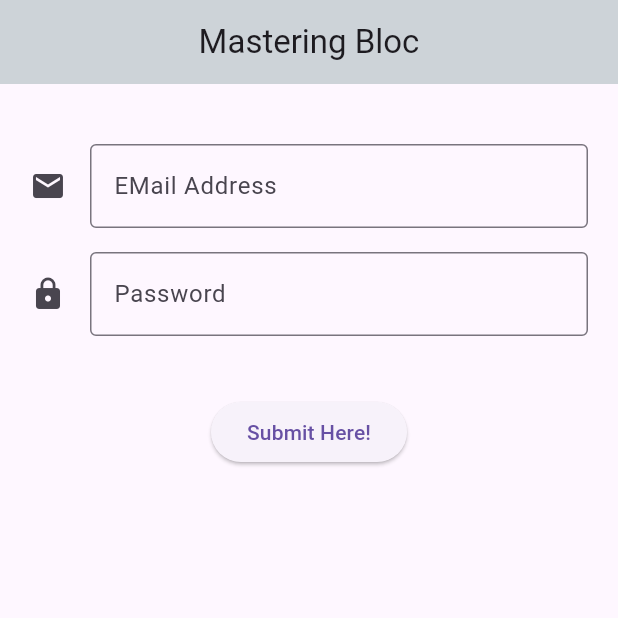
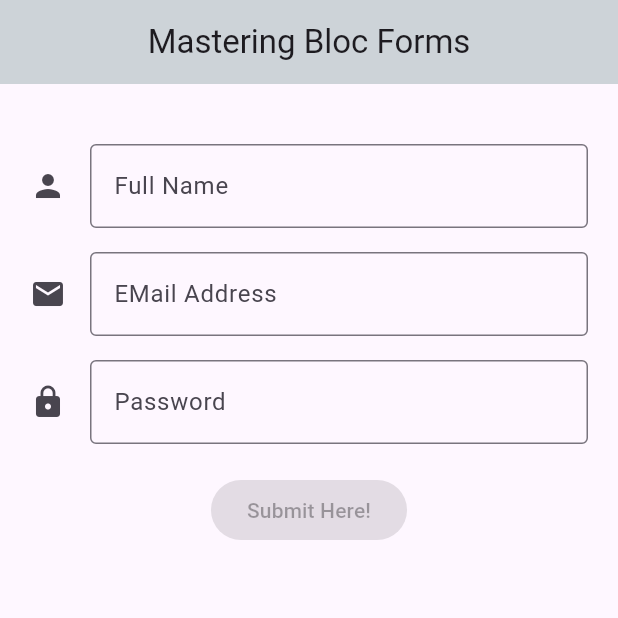
Before and after one commit to Babajide-James/flutter_projects, a Flutter app: the screen it shows after launch, on a phone screen of 412 x 824 dp, the top half of it. Run offline on Flutter 3.47's test engine with Material 3 defaults, Android fonts, the light colour scheme and no system bars; our stand-ins replace rxdart.

Commit message:
form field using bloc

```diff
--- a/lib/src/blocs/bloc.dart
+++ b/lib/src/blocs/bloc.dart
@@ -1,16 +1,36 @@
+// ignore_for_file: avoid_print
+
 import 'dart:async';
+import 'package:rxdart/rxdart.dart';
 import 'transformer.dart';
 
 class Bloc with Validator {
-  final _email = StreamController<String>.broadcast();
-  final _password = StreamController<String>.broadcast();
+  final _fullName = BehaviorSubject<String>();
+  final _email = BehaviorSubject<String>();
+  final _password = BehaviorSubject<String>();
 
   Stream<String> get email => _email.stream.transform(validateEmail);
   Stream<String> get password => _password.stream.transform(validatePassword);
+  Stream<String> get fullName => _fullName.stream.transform(validateFullName);
+  Stream<bool> get validSubmit =>
+      Rx.combineLatest3(_fullName, _email, _password, (x, y, z) => true);
+
+  Function(String) get changeFullName => _fullName.sink.add;
   Function(String) get changeEmail => _email.sink.add;
   Function(String) get changePassword => _password.sink.add;
 
+  submit() {
+    final submitName = _fullName.value;
+    final submitEmail = _email.value;
+    final submitPassword = _password.value;
+
+    print('full name is $submitName');
+    print('email is $submitEmail');
+    print('password is $submitPassword');
+  }
+
   dispose() {
+    _fullName.close();
     _email.close();
     _password.close();
   }
--- a/lib/src/home_page/home_page.dart
+++ b/lib/src/home_page/home_page.dart
@@ -15,15 +15,41 @@ class HomePage extends StatelessWidget {
         child: Column(
           children: <Widget>[
             const Padding(padding: EdgeInsets.all(10)),
+            fullName(),
+            const Padding(padding: EdgeInsets.all(8)),
             email(),
             Container(margin: const EdgeInsets.all(8)),
             password(),
-            Container(margin: const EdgeInsets.all(20)),
+            Container(margin: const EdgeInsets.all(10)),
             button(),
           ],
         ),
       ),
     );
+  }
+
+  Widget fullName() {
+    return StreamBuilder(
+        stream: bloc.fullName,
+        builder: (context, snapshot) {
+          return TextFormField(
+            decoration: InputDecoration(
+              hintText: 'User Name',
+              labelText: 'Full Name',
+              errorText: snapshot.error?.toString(),
+              border: const OutlineInputBorder(),
+              icon: const Icon(Icons.person),
+            ),
+            onChanged: bloc.changeFullName,
+            // validator: (value) {
+            //   if (value!.length < 4) {
+            //     return ('Password must be at least 4 characters!');
+            //   }
+            //   return null;
+            // },
+            // onSaved: (value) => savePassword = value!,
+          );
+        });
   }
 
   Widget email() {
@@ -79,18 +105,16 @@ class HomePage extends StatelessWidget {
   }
 
   Widget button() {
+    return StreamBuilder(
+        stream: bloc.validSubmit,
+        builder: (context, snapshot) {
           return ElevatedButton(
-      onPressed: () {
+            onPressed: snapshot.hasData ? bloc.submit : null,
             // if (formKey.currentState!.validate()) {
             //   formKey.currentState!.save();
             // print('$saveEmail and $savePassword');
-      },
-      style: const ButtonStyle(
-        iconColor: WidgetStatePropertyAll(
-          Color.fromARGB(255, 6, 54, 94),
-        ),
-      ),
             child: const Text('Submit Here!'),
           );
+        });
   }
 }
--- a/lib/src/src.dart
+++ b/lib/src/src.dart
@@ -17,7 +17,7 @@ class MyAppState extends State<MyApp> {
       debugShowCheckedModeBanner: false,
       home: Scaffold(
         appBar: AppBar(
-          title: const Text('Mastering Bloc'),
+          title: const Text('Mastering Bloc Forms'),
           centerTitle: true,
           backgroundColor: const Color.fromARGB(255, 205, 211, 216),
         ),
--- a/pubspec.yaml
+++ b/pubspec.yaml
@@ -36,6 +36,8 @@ dependencies:
   # Use with the CupertinoIcons class for iOS style icons.
   cupertino_icons: ^1.0.8
 
+  rxdart: ^0.28.0
+
 dev_dependencies:
   flutter_test:
     sdk: flutter
@@ -45,7 +47,7 @@ dev_dependencies:
   # activated in the `analysis_options.yaml` file located at the root of your
   # package. See that file for information about deactivating specific lint
   # rules and activating additional ones.
-  flutter_lints: ^4.0.0
+  flutter_lints: ^5.0.0
 
 # For information on the generic Dart part of this file, see the
 # following page: https://dart.dev/tools/pub/pubspec
```
Also changed, not shown: lib/src/blocs/transformer.dart (+9 -0 lines), pubspec.lock. Lines whose indentation alone changed are shown as unchanged.
